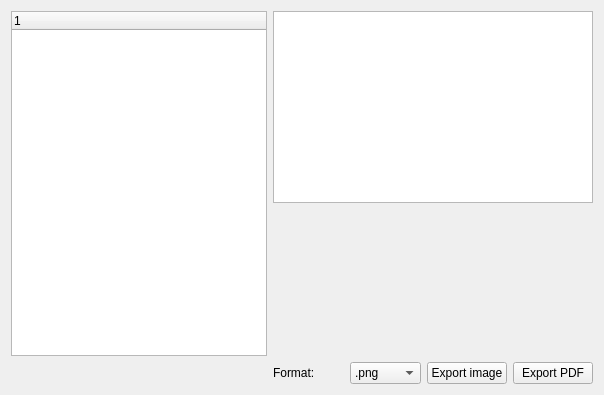
Old version of the form summary.ui in the repository Gahemo0306/SHEN_ACTUALIZADO.
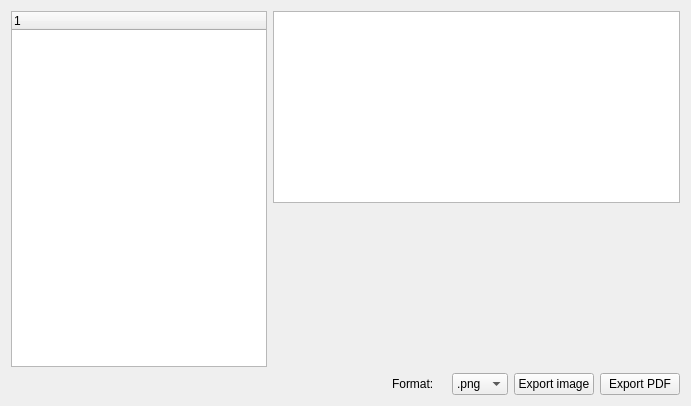
New version of the form. Custom widgets are drawn as their Qt base class.

The edit to the form file:
```diff
--- a/summary.ui
+++ b/summary.ui
@@ -6,8 +6,8 @@
    <rect>
     <x>0</x>
     <y>0</y>
-    <width>604</width>
-    <height>395</height>
+    <width>691</width>
+    <height>406</height>
    </rect>
   </property>
   <property name="windowTitle">
@@ -77,20 +77,6 @@
        </property>
       </spacer>
      </item>
-     <item row="1" column="0" colspan="3">
-      <layout class="QHBoxLayout" name="horizontalLayout">
-       <item>
-        <widget class="QTreeWidget" name="treeWidget">
-         <property name="sizePolicy">
-          <sizepolicy hsizetype="Expanding" vsizetype="Expanding">
-           <horstretch>0</horstretch>
-           <verstretch>0</verstretch>
-          </sizepolicy>
-         </property>
-        </widget>
-       </item>
-      </layout>
-     </item>
      <item row="2" column="3">
       <widget class="QLabel" name="label">
        <property name="text">
@@ -98,7 +84,22 @@
        </property>
       </widget>
      </item>
-     <item row="1" column="3" colspan="4">
+     <item row="1" column="0">
+      <widget class="QTreeWidget" name="treeWidget">
+       <property name="sizePolicy">
+        <sizepolicy hsizetype="Fixed" vsizetype="Minimum">
+         <horstretch>0</horstretch>
+         <verstretch>0</verstretch>
+        </sizepolicy>
+       </property>
+       <column>
+        <property name="text">
+         <string notr="true">1</string>
+        </property>
+       </column>
+      </widget>
+     </item>
+     <item row="1" column="1" colspan="6">
       <layout class="QGridLayout" name="gridLayout_2">
        <item row="1" column="0">
         <widget class="QTableWidget" name="tablewidget"/>
```
